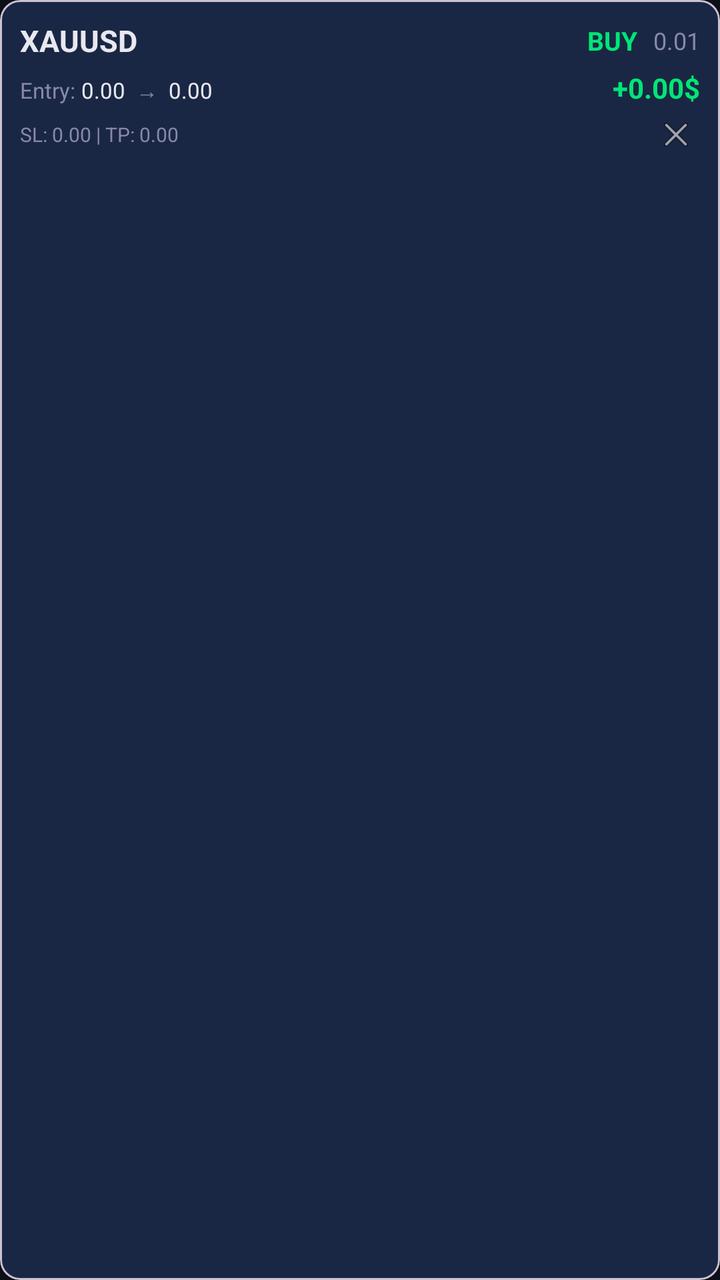
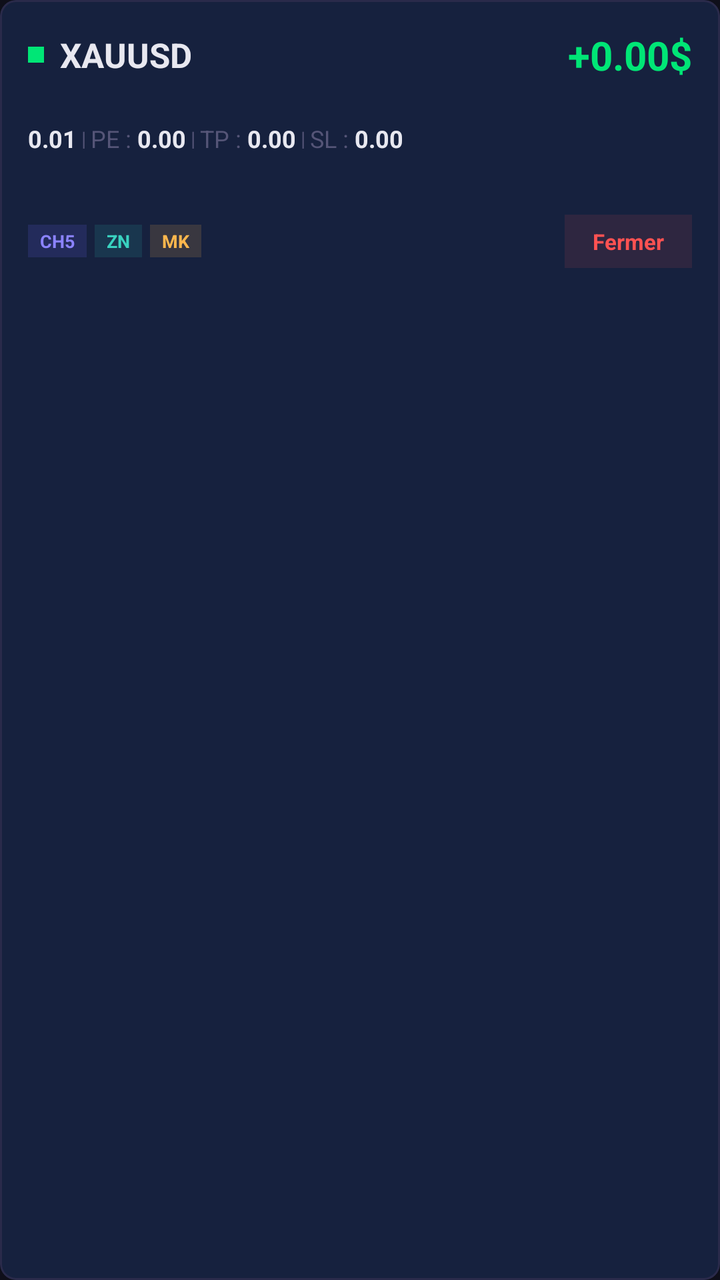

Before-and-after screenshots of an Android layout around one commit, followed by the original layout XML and the change that was made.
<!-- AndroidManifest.xml: application theme AppTheme -->
<!-- res/layout/item_position.xml -->
<?xml version="1.0" encoding="utf-8"?>
<com.google.android.material.card.MaterialCardView xmlns:android="http://schemas.android.com/apk/res/android"
    xmlns:app="http://schemas.android.com/apk/res-auto"
    android:layout_width="match_parent"
    android:layout_height="wrap_content"
    android:layout_marginBottom="8dp"
    app:cardBackgroundColor="@color/card_background_alt"
    app:cardCornerRadius="10dp"
    app:cardElevation="1dp">

    <LinearLayout
        android:layout_width="match_parent"
        android:layout_height="wrap_content"
        android:orientation="vertical"
        android:padding="10dp">

        <LinearLayout
            android:layout_width="match_parent"
            android:layout_height="wrap_content"
            android:gravity="center_vertical"
            android:orientation="horizontal">

            <TextView
                android:id="@+id/tvSymbol"
                android:layout_width="0dp"
                android:layout_height="wrap_content"
                android:layout_weight="1"
                android:text="XAUUSD"
                android:textColor="@color/text_primary"
                android:textSize="15sp"
                android:textStyle="bold"/>

            <TextView
                android:id="@+id/tvType"
                android:layout_width="wrap_content"
                android:layout_height="wrap_content"
                android:text="BUY"
                android:textColor="@color/profit"
                android:textSize="13sp"
                android:textStyle="bold"
                android:layout_marginEnd="8dp"/>

            <TextView
                android:id="@+id/tvVolume"
                android:layout_width="wrap_content"
                android:layout_height="wrap_content"
                android:text="0.01"
                android:textColor="@color/text_secondary"
                android:textSize="12sp"/>
        </LinearLayout>

        <LinearLayout
            android:layout_width="match_parent"
            android:layout_height="wrap_content"
            android:layout_marginTop="4dp"
            android:orientation="horizontal">

            <TextView
                android:layout_width="wrap_content"
                android:layout_height="wrap_content"
                android:text="Entry: "
                android:textColor="@color/text_secondary"
                android:textSize="11sp"/>

            <TextView
                android:id="@+id/tvOpenPrice"
                android:layout_width="wrap_content"
                android:layout_height="wrap_content"
                android:text="0.00"
                android:textColor="@color/text_primary"
                android:textSize="11sp"/>

            <TextView
                android:layout_width="wrap_content"
                android:layout_height="wrap_content"
                android:text="  →  "
                android:textColor="@color/text_secondary"
                android:textSize="11sp"/>

            <TextView
                android:id="@+id/tvCurrentPrice"
                android:layout_width="wrap_content"
                android:layout_height="wrap_content"
                android:text="0.00"
                android:textColor="@color/text_primary"
                android:textSize="11sp"/>

            <View
                android:layout_width="0dp"
                android:layout_height="0dp"
                android:layout_weight="1"/>

            <TextView
                android:id="@+id/tvProfit"
                android:layout_width="wrap_content"
                android:layout_height="wrap_content"
                android:text="+0.00$"
                android:textColor="@color/profit"
                android:textSize="14sp"
                android:textStyle="bold"/>
        </LinearLayout>

        <LinearLayout
            android:layout_width="match_parent"
            android:layout_height="wrap_content"
            android:layout_marginTop="2dp"
            android:gravity="center_vertical"
            android:orientation="horizontal">

            <TextView
                android:id="@+id/tvSlTp"
                android:layout_width="0dp"
                android:layout_height="wrap_content"
                android:layout_weight="1"
                android:text="SL: 0.00 | TP: 0.00"
                android:textColor="@color/text_secondary"
                android:textSize="10sp"/>

            <TextView
                android:id="@+id/tvComment"
                android:layout_width="wrap_content"
                android:layout_height="wrap_content"
                android:text=""
                android:textColor="@color/text_secondary"
                android:textSize="10sp"
                android:layout_marginEnd="8dp"/>

            <ImageView
                android:id="@+id/btnClose"
                android:layout_width="24dp"
                android:layout_height="24dp"
                android:src="@android:drawable/ic_menu_close_clear_cancel"
                android:contentDescription="Close"
                android:padding="2dp"/>
        </LinearLayout>
    </LinearLayout>
</com.google.android.material.card.MaterialCardView>
<!-- resources referenced by this layout -->
<resources>
  <color name="card_background_alt">#1A2744</color>
  <color name="profit">#00E676</color>
  <color name="text_primary">#E8E8F0</color>
  <color name="text_secondary">#8888AA</color>
  <style name="AppTheme" parent="Theme.Material3.DayNight.NoActionBar">
          <item name="colorPrimary">@color/primary</item>
          <item name="colorPrimaryDark">@color/primary_dark</item>
          <item name="colorAccent">@color/accent</item>
          <item name="android:windowBackground">@color/background</item>
          <item name="android:statusBarColor">@color/background</item>
          <item name="android:navigationBarColor">@color/background</item>
      </style>
  <color name="primary">#6C63FF</color>
  <color name="primary_dark">#5A52E0</color>
  <color name="accent">#6C63FF</color>
  <color name="background">#0F0F1A</color>
</resources>

<!-- the commit's change to res/layout/item_position.xml (unified diff, before → after) -->
@@ -3,23 +3,32 @@
     xmlns:app="http://schemas.android.com/apk/res-auto"
     android:layout_width="match_parent"
     android:layout_height="wrap_content"
-    android:layout_marginBottom="8dp"
-    app:cardBackgroundColor="@color/card_background_alt"
-    app:cardCornerRadius="10dp"
-    app:cardElevation="1dp">
+    android:layout_marginBottom="10dp"
+    app:cardBackgroundColor="@color/card_background"
+    app:cardCornerRadius="8dp"
+    app:cardElevation="0dp"
+    app:strokeWidth="1dp"
+    app:strokeColor="@color/border">
 
     <LinearLayout
         android:layout_width="match_parent"
         android:layout_height="wrap_content"
         android:orientation="vertical"
-        android:padding="10dp">
-
+        android:padding="14dp">
+
+        
         <LinearLayout
             android:layout_width="match_parent"
             android:layout_height="wrap_content"
             android:gravity="center_vertical"
             android:orientation="horizontal">
 
+            <View
+                android:id="@+id/posDot"
+                android:layout_width="8dp"
+                android:layout_height="8dp"
+                android:background="@color/success"/>
+
             <TextView
                 android:id="@+id/tvSymbol"
                 android:layout_width="0dp"
@@ -27,63 +36,159 @@
                 android:layout_weight="1"
                 android:text="XAUUSD"
                 android:textColor="@color/text_primary"
-                android:textSize="15sp"
-                android:textStyle="bold"/>
-
-            <TextView
-                android:id="@+id/tvType"
-                android:layout_width="wrap_content"
-                android:layout_height="wrap_content"
-                android:text="BUY"
+                android:textSize="17sp"
+                android:textStyle="bold"
+                android:layout_marginStart="8dp"/>
+
+            <TextView
+                android:id="@+id/tvProfit"
+                android:layout_width="wrap_content"
+                android:layout_height="wrap_content"
+                android:text="+0.00$"
                 android:textColor="@color/profit"
-                android:textSize="13sp"
-                android:textStyle="bold"
-                android:layout_marginEnd="8dp"/>
-
-            <TextView
-                android:id="@+id/tvVolume"
-                android:layout_width="wrap_content"
-                android:layout_height="wrap_content"
-                android:text="0.01"
-                android:textColor="@color/text_secondary"
-                android:textSize="12sp"/>
+                android:textSize="20sp"
+                android:textStyle="bold"/>
         </LinearLayout>
 
+        
         <LinearLayout
             android:layout_width="match_parent"
             android:layout_height="wrap_content"
-            android:layout_marginTop="4dp"
+            android:layout_marginTop="10dp"
+            android:paddingTop="10dp"
+            android:paddingBottom="10dp"
+            android:gravity="center_vertical"
+            android:orientation="horizontal"
+            android:background="@android:color/transparent">
+
+            <TextView
+                android:id="@+id/tvVolume"
+                android:layout_width="wrap_content"
+                android:layout_height="wrap_content"
+                android:text="0.01"
+                android:textColor="@color/text_primary"
+                android:textSize="12sp"
+                android:textStyle="bold"/>
+
+            <TextView
+                android:layout_width="wrap_content"
+                android:layout_height="wrap_content"
+                android:text=" | "
+                android:textColor="@color/text_muted"
+                android:textSize="10sp"/>
+
+            <TextView
+                android:layout_width="wrap_content"
+                android:layout_height="wrap_content"
+                android:text="PE : "
+                android:textColor="@color/text_muted"
+                android:textSize="12sp"/>
+
+            <TextView
+                android:id="@+id/tvOpenPrice"
+                android:layout_width="wrap_content"
+                android:layout_height="wrap_content"
+                android:text="0.00"
+                android:textColor="@color/text_primary"
+                android:textSize="12sp"
+                android:textStyle="bold"/>
+
+            <TextView
+                android:layout_width="wrap_content"
+                android:layout_height="wrap_content"
+                android:text=" | "
+                android:textColor="@color/text_muted"
+                android:textSize="10sp"/>
+
+            <TextView
+                android:layout_width="wrap_content"
+                android:layout_height="wrap_content"
+                android:text="TP : "
+                android:textColor="@color/text_muted"
+                android:textSize="12sp"/>
+
+            <TextView
+                android:id="@+id/tvTp"
+                android:layout_width="wrap_content"
+                android:layout_height="wrap_content"
+                android:text="0.00"
+                android:textColor="@color/text_primary"
+                android:textSize="12sp"
+                android:textStyle="bold"/>
+
+            <TextView
+                android:layout_width="wrap_content"
+                android:layout_height="wrap_content"
+                android:text=" | "
+                android:textColor="@color/text_muted"
+                android:textSize="10sp"/>
+
+            <TextView
+                android:layout_width="wrap_content"
+                android:layout_height="wrap_content"
+                android:text="SL : "
+                android:textColor="@color/text_muted"
+                android:textSize="12sp"/>
+
+            <TextView
+                android:id="@+id/tvSl"
+                android:layout_width="wrap_content"
+                android:layout_height="wrap_content"
+                android:text="0.00"
+                android:textColor="@color/text_primary"
+                android:textSize="12sp"
+                android:textStyle="bold"/>
+        </LinearLayout>
+
+        
+        <LinearLayout
+            android:layout_width="match_parent"
+            android:layout_height="wrap_content"
+            android:layout_marginTop="10dp"
+            android:paddingTop="10dp"
+            android:gravity="center_vertical"
             android:orientation="horizontal">
 
-            <TextView
-                android:layout_width="wrap_content"
-                android:layout_height="wrap_content"
-                android:text="Entry: "
-                android:textColor="@color/text_secondary"
-                android:textSize="11sp"/>
-
-            <TextView
-                android:id="@+id/tvOpenPrice"
-                android:layout_width="wrap_content"
-                android:layout_height="wrap_content"
-                android:text="0.00"
-                android:textColor="@color/text_primary"
-                android:textSize="11sp"/>
-
-            <TextView
-                android:layout_width="wrap_content"
-                android:layout_height="wrap_content"
-                android:text="  →  "
-                android:textColor="@color/text_secondary"
-                android:textSize="11sp"/>
-
-            <TextView
-                android:id="@+id/tvCurrentPrice"
-                android:layout_width="wrap_content"
-                android:layout_height="wrap_content"
-                android:text="0.00"
-                android:textColor="@color/text_primary"
-                android:textSize="11sp"/>
+            
+            <TextView
+                android:id="@+id/badgeChannel"
+                android:layout_width="wrap_content"
+                android:layout_height="wrap_content"
+                android:text="CH5"
+                android:textColor="@color/accent_light"
+                android:textSize="9sp"
+                android:textStyle="bold"
+                android:paddingHorizontal="6dp"
+                android:paddingVertical="2dp"
+                android:background="#266C63FF"/>
+
+            
+            <TextView
+                android:id="@+id/badgeSignal"
+                android:layout_width="wrap_content"
+                android:layout_height="wrap_content"
+                android:text="ZN"
+                android:textColor="#39D2C0"
+                android:textSize="9sp"
+                android:textStyle="bold"
+                android:paddingHorizontal="6dp"
+                android:paddingVertical="2dp"
+                android:background="#1E39D2C0"
+                android:layout_marginStart="4dp"/>
+
+            
+            <TextView
+                android:id="@+id/badgeOrder"
+                android:layout_width="wrap_content"
+                android:layout_height="wrap_content"
+                android:text="MK"
+                android:textColor="@color/warning"
+                android:textSize="9sp"
+                android:textStyle="bold"
+                android:paddingHorizontal="6dp"
+                android:paddingVertical="2dp"
+                android:background="#26FFB74D"
+                android:layout_marginStart="4dp"/>
 
             <View
                 android:layout_width="0dp"
@@ -91,47 +196,16 @@
                 android:layout_weight="1"/>
 
             <TextView
-                android:id="@+id/tvProfit"
-                android:layout_width="wrap_content"
-                android:layout_height="wrap_content"
-                android:text="+0.00$"
-                android:textColor="@color/profit"
-                android:textSize="14sp"
-                android:textStyle="bold"/>
-        </LinearLayout>
-
-        <LinearLayout
-            android:layout_width="match_parent"
-            android:layout_height="wrap_content"
-            android:layout_marginTop="2dp"
-            android:gravity="center_vertical"
-            android:orientation="horizontal">
-
-            <TextView
-                android:id="@+id/tvSlTp"
-                android:layout_width="0dp"
-                android:layout_height="wrap_content"
-                android:layout_weight="1"
-                android:text="SL: 0.00 | TP: 0.00"
-                android:textColor="@color/text_secondary"
-                android:textSize="10sp"/>
-
-            <TextView
-                android:id="@+id/tvComment"
-                android:layout_width="wrap_content"
-                android:layout_height="wrap_content"
-                android:text=""
-                android:textColor="@color/text_secondary"
-                android:textSize="10sp"
-                android:layout_marginEnd="8dp"/>
-
-            <ImageView
                 android:id="@+id/btnClose"
-                android:layout_width="24dp"
-                android:layout_height="24dp"
-                android:src="@android:drawable/ic_menu_close_clear_cancel"
-                android:contentDescription="Close"
-                android:padding="2dp"/>
+                android:layout_width="wrap_content"
+                android:layout_height="wrap_content"
+                android:text="Fermer"
+                android:textColor="@color/danger"
+                android:textSize="11sp"
+                android:textStyle="bold"
+                android:paddingHorizontal="14dp"
+                android:paddingVertical="6dp"
+                android:background="#1AFF5252"/>
         </LinearLayout>
     </LinearLayout>
 </com.google.android.material.card.MaterialCardView>
<!-- resource entries referenced after the edit -->
@@ -1,9 +1,14 @@
 <!-- resources referenced by this layout -->
 <resources>
-  <color name="card_background_alt">#1A2744</color>
+  <color name="accent_light">#8B83FF</color>
+  <color name="border">#2A2A4A</color>
+  <color name="card_background">#16213E</color>
+  <color name="danger">#FF5252</color>
   <color name="profit">#00E676</color>
+  <color name="success">#00E676</color>
+  <color name="text_muted">#555577</color>
   <color name="text_primary">#E8E8F0</color>
-  <color name="text_secondary">#8888AA</color>
+  <color name="warning">#FFB74D</color>
   <style name="AppTheme" parent="Theme.Material3.DayNight.NoActionBar">
           <item name="colorPrimary">@color/primary</item>
           <item name="colorPrimaryDark">@color/primary_dark</item>
